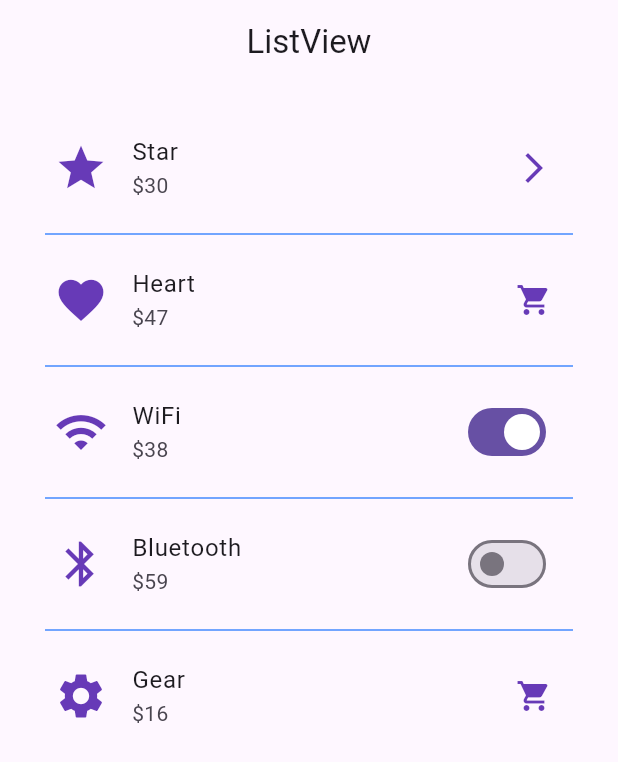
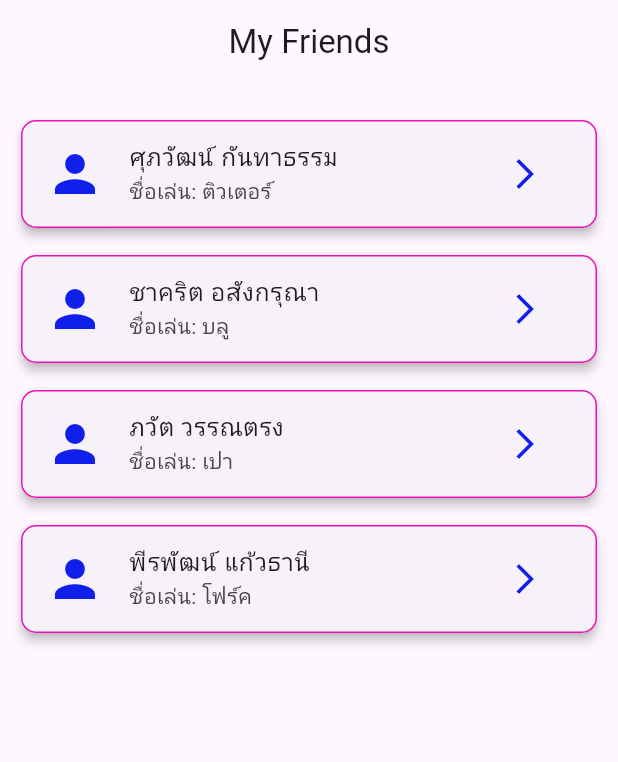
Before and after one commit to Bandit-save/flutter_widget, a Flutter app: the screen it shows after launch, on a phone screen of 412 x 824 dp. Shown: the top 762 px of the screen. Run offline on Flutter 3.47's test engine with Material 3 defaults, Android fonts, the phone set to English and light mode, and no system bars.

Commit message:
ส่งงานจัดรายชื่อเพื่อน

```diff
--- a/lib/main.dart
+++ b/lib/main.dart
@@ -1,6 +1,9 @@
 import 'package:flutter/material.dart';
-import 'package:flutter_application_1/my_gird_page.dart';
-import 'package:flutter_application_1/my_listviwe_page.dart';
+//import 'package:flutter_application_1/flutter_sample.dart';
+import 'package:flutter_application_1/my_frinds.dart';
+// import 'package:flutter_application_1/word_widget.dart';
+//import 'package:flutter_application_1/my_gird_page.dart';
+//import 'package:flutter_application_1/my_listviwe_page.dart';
 //import 'package:flutter_application_1/my_scroll.dart';
 //import 'package:flutter_application_1/word_widget.dart';
 
@@ -18,7 +21,7 @@ class MainApp extends StatelessWidget {
       debugShowCheckedModeBanner: false,
       title: "My flutter Sample",
       // home: MyContainer()
-      home: MyListviwePage(),
+      home: MyFrinds(),
 
     );
   }
--- /dev/null
+++ b/lib/my_frinds.dart
@@ -0,0 +1,109 @@
+import 'package:flutter/material.dart';
+
+class MyFrinds extends StatelessWidget {
+  const MyFrinds({super.key});
+
+  @override
+  Widget build(BuildContext context) {
+    var friends = [
+      {
+        'name': 'ศุภวัฒน์ กันทาธรรม',
+        'height': '181 cm',
+        'weight': '98 kg',
+        'hobby': 'ร้องเพลง',
+        'Nickname': 'ติวเตอร์',
+
+      },
+      {
+        'name': 'ชาคริต อสังกรุณา',
+        'height': '180 cm',
+        'weight': '75 kg',
+        'hobby': 'เล่นเกม',
+        'Nickname': 'บลู',
+
+      },
+      {
+        'name': 'ภวัต วรรณตรง',
+        'height': '165 cm',
+        'weight': '45 kg',
+        'hobby': 'ส่องสาว',
+        'Nickname': 'เปา',
+
+
+      },
+      {
+        'name': 'พีรพัฒน์ แก้วธานี',
+        'height': '175 cm',
+        'weight': '62 kg',
+        'hobby': 'ขี่ม้ายิงปืน',
+        'Nickname': 'โฟร์ค',
+
+      },
+    ];
+
+    return MaterialApp(
+      debugShowCheckedModeBanner: false,
+      home: Scaffold(
+        appBar: AppBar(
+          title: const Text('My Friends'),
+          centerTitle: true,
+        ),
+        body: ListView.builder(
+          padding: const EdgeInsets.symmetric(vertical: 15, horizontal: 10),
+          itemCount: friends.length,
+          itemBuilder: (context, index) => Padding(
+            padding: const EdgeInsets.symmetric(vertical: 5),
+            child: Card(
+              elevation: 3,
+              shape: RoundedRectangleBorder(
+                borderRadius: BorderRadius.circular(10),
+                side: const BorderSide(
+                  color: Color.fromARGB(255, 235, 18, 180),
+                  width: 1,
+                ),
+              ),
+              child: ListTile(
+                leading: const Icon(Icons.person, size: 40), // ไอคอนคน
+                iconColor: const Color.fromARGB(255, 17, 31, 235), // สีของไอคอน
+                title: Text(friends[index]['name']!),
+                subtitle: Text('ชื่อเล่น: ${friends[index]['Nickname']}'),
+                trailing: IconButton(
+                  icon: const Icon(Icons.arrow_forward_ios),
+                  onPressed: () => _showFriendDetails(
+                      context, friends[index]), // เมื่อกดลูกศรแสดง dialog
+                ),
+              ),
+            ),
+          ),
+        ),
+      ),
+    );
+  }
+
+  // ฟังก์ชันสำหรับแสดง AlertDialog พร้อมรูปและข้อมูลเพื่อน
+  void _showFriendDetails(BuildContext context, Map<String, String> MyFriends) {
+    showDialog(
+      context: context,
+      builder: (context) => AlertDialog(
+        title: Text(MyFriends['name']!), // ชื่อเพื่อนในหัวข้อ
+        content: Column(
+          mainAxisSize: MainAxisSize.min,
+          crossAxisAlignment: CrossAxisAlignment.center,
+          children: [
+
+           const SizedBox(height: 10),
+            Text('ส่วนสูง: ${MyFriends['height']}'),
+            Text('น้ำหนัก: ${MyFriends['weight']}'),
+            Text('สิ่งที่ชอบ: ${MyFriends['hobby']}'),
+          ],
+        ),
+        actions: [
+          TextButton(
+            onPressed: () => Navigator.pop(context), // ปิด dialog
+            child: const Text('ปิด'),
+          ),
+        ],
+      ),
+    );
+  }
+}
```
Also changed, not shown: lib/flutter_sample.dart (added, +64 -0 lines).
